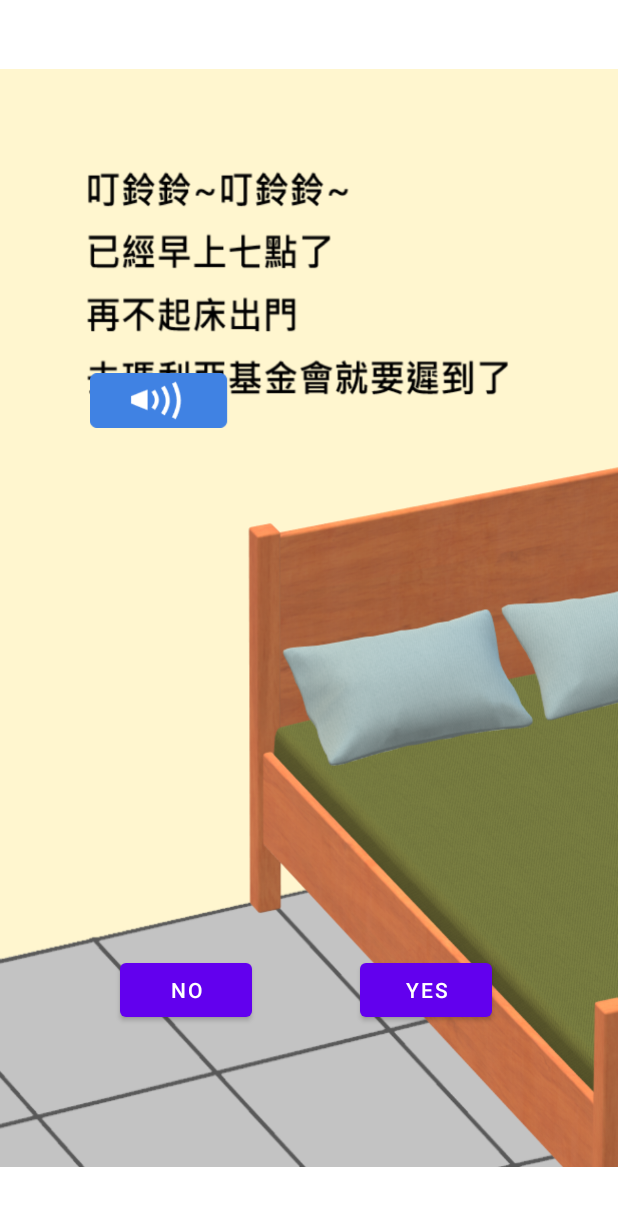
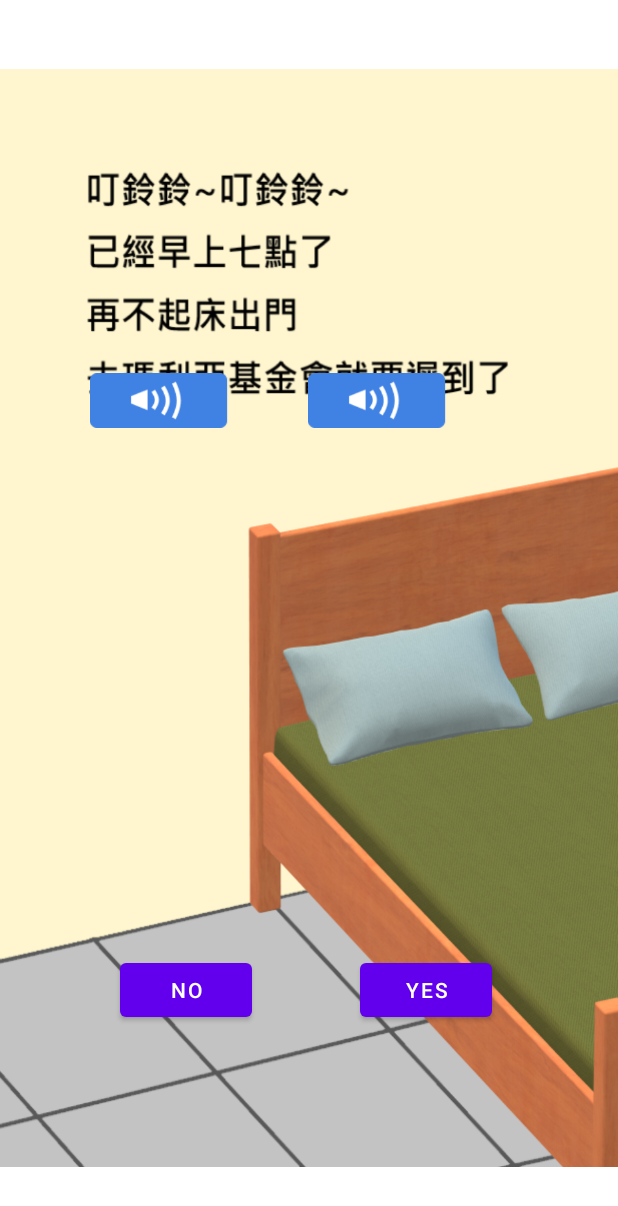
Before and after one commit to s1071492/Project0609, an Android app: the GamePage1 screen opened directly, with no data from a screen before it, on a phone screen of 412 x 824 dp. Shown: the top 1206 px of the screen. Run offline under Robolectric (Android 15) with nearby library versions, the light colour scheme and no system bars; 1 statement that could not run was skipped.

Commit message:
0909直接播放

```diff
--- a/app/src/main/java/com/example/project/GamePage1.kt
+++ b/app/src/main/java/com/example/project/GamePage1.kt
@@ -18,10 +18,24 @@ class GamePage1 : AppCompatActivity(),View.OnClickListener {
     override fun onCreate(savedInstanceState: Bundle?) {
         super.onCreate(savedInstanceState)
         setContentView(R.layout.activity_game_page1)
+
         btnYes.setOnClickListener(this)
         btnNo.setOnClickListener(this)
+
+
+        ShowPicture()
         mper = MediaPlayer()
-        ShowPicture()
+        intent=getIntent()
+
+        val playNo= intent.getIntExtra("音檔",1)
+        mper.start()
+        when(playNo){
+            1 -> mper=MediaPlayer.create(this, R.raw.gamepage1)
+            3 -> mper=MediaPlayer.create(this, R.raw.gamepage3)
+            3_1 -> mper=MediaPlayer.create(this, R.raw.gamepage1)
+            7 -> mper=MediaPlayer.create(this, R.raw.gamepage7)
+        }
+
 
     }
 
@@ -94,7 +108,7 @@ class GamePage1 : AppCompatActivity(),View.OnClickListener {
     fun StartPlay(v: View){
         mper.reset()
         intent=getIntent()
-        val playNo= intent.getIntExtra("音檔",0)
+        val playNo= intent.getIntExtra("音檔",1)
         if(v.id.equals(R.id.imgplay1)){
             when(playNo){
                 1 -> mper=MediaPlayer.create(this, R.raw.gamepage1)
@@ -104,6 +118,8 @@ class GamePage1 : AppCompatActivity(),View.OnClickListener {
             }
 
             mper.start()
+        }else if(v.id.equals(R.id.imgplay2)){
+            mper.pause()
         }
 
     }
--- a/app/src/main/res/layout/activity_game_page1.xml
+++ b/app/src/main/res/layout/activity_game_page1.xml
@@ -20,6 +20,18 @@
         app:layout_constraintTop_toTopOf="parent"
         app:layout_constraintVertical_bias="1.0"
         app:srcCompat="@drawable/gamepage1" />
+
+    <ImageView
+        android:id="@+id/imgplay2"
+        android:layout_width="92dp"
+        android:layout_height="54dp"
+        android:layout_marginTop="240dp"
+        android:onClick="StartPlay"
+        app:layout_constraintEnd_toEndOf="parent"
+        app:layout_constraintHorizontal_bias="0.642"
+        app:layout_constraintStart_toStartOf="parent"
+        app:layout_constraintTop_toTopOf="parent"
+        app:srcCompat="@drawable/play" />
 
     <ImageView
         android:id="@+id/imgplay1"
```
Also changed, not shown: app/src/main/java/com/example/project/GamePage2.kt (+17 -3 lines), app/src/main/res/layout/activity_game_page2.xml (+12 -0 lines).
